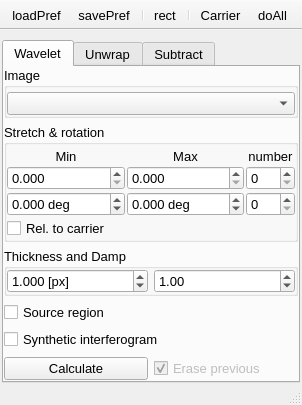
Above: UIs/nWavelet.ui from NeutrinoToolkit/Neutrino before the change. Below: the same form after it.
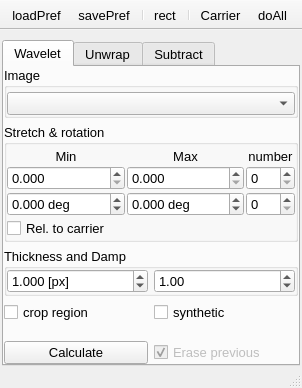
That is the form after the change. Icons and pictures are not drawn.

```diff
--- a/UIs/nWavelet.ui
+++ b/UIs/nWavelet.ui
@@ -7,7 +7,7 @@
     <x>0</x>
     <y>0</y>
     <width>302</width>
-    <height>392</height>
+    <height>388</height>
    </rect>
   </property>
   <property name="font">
@@ -41,7 +41,7 @@
     <property name="bottomMargin">
      <number>0</number>
     </property>
-    <item row="0" column="1">
+    <item row="0" column="0">
      <widget class="QTabWidget" name="tabWidget">
       <property name="sizeIncrement">
        <size>
@@ -369,7 +369,7 @@
           </layout>
          </widget>
         </item>
-        <item row="5" column="0">
+        <item row="6" column="0">
          <widget class="QWidget" name="widget_3" native="true">
           <layout class="QGridLayout" name="gridLayout_2">
            <property name="margin">
@@ -406,26 +406,48 @@
           </layout>
          </widget>
         </item>
-        <item row="4" column="0">
-         <widget class="QCheckBox" name="synthetic">
-          <property name="text">
-           <string>Synthetic interferogram</string>
-          </property>
-          <property name="neutrinoSave" stdset="0">
-           <bool>true</bool>
-          </property>
-         </widget>
-        </item>
         <item row="3" column="0">
-         <widget class="QCheckBox" name="showSource">
-          <property name="text">
-           <string>Source region</string>
-          </property>
-          <property name="neutrinoSave" stdset="0">
-           <bool>false</bool>
-          </property>
+         <widget class="QWidget" name="widget_7" native="true">
+          <layout class="QGridLayout" name="gridLayout_19">
+           <property name="margin">
+            <number>0</number>
+           </property>
+           <item row="0" column="0">
+            <widget class="QCheckBox" name="showSource">
+             <property name="text">
+              <string>crop region</string>
+             </property>
+             <property name="neutrinoSave" stdset="0">
+              <bool>true</bool>
+             </property>
+            </widget>
+           </item>
+           <item row="0" column="1">
+            <widget class="QCheckBox" name="synthetic">
+             <property name="text">
+              <string>synthetic</string>
+             </property>
+             <property name="neutrinoSave" stdset="0">
+              <bool>true</bool>
+             </property>
+            </widget>
+           </item>
+          </layout>
          </widget>
         </item>
+        <item row="4" column="0">
+         <spacer name="verticalSpacer_2">
+          <property name="orientation">
+           <enum>Qt::Vertical</enum>
+          </property>
+          <property name="sizeHint" stdset="0">
+           <size>
+            <width>20</width>
+            <height>40</height>
+           </size>
+          </property>
+         </spacer>
+        </item>
        </layout>
       </widget>
       <widget class="QWidget" name="Unwrap">
```
Left out of the diff: 59 changed lines with no effect on the pictures.
